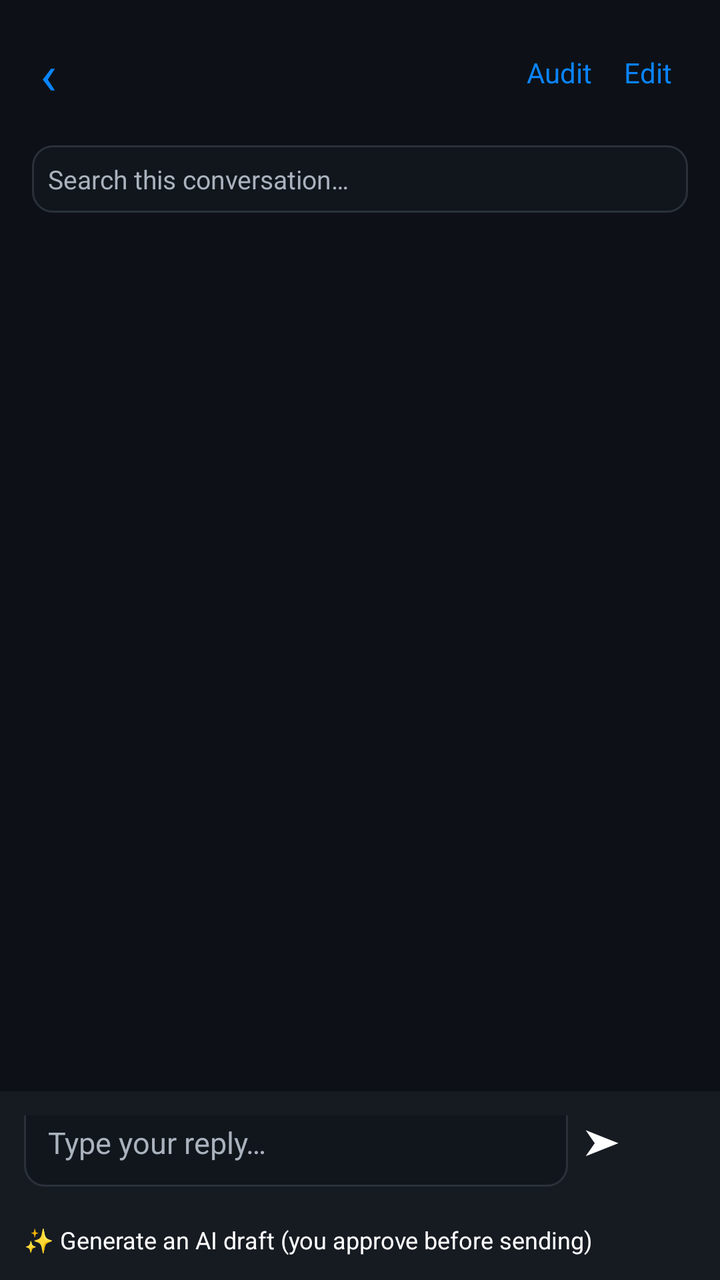
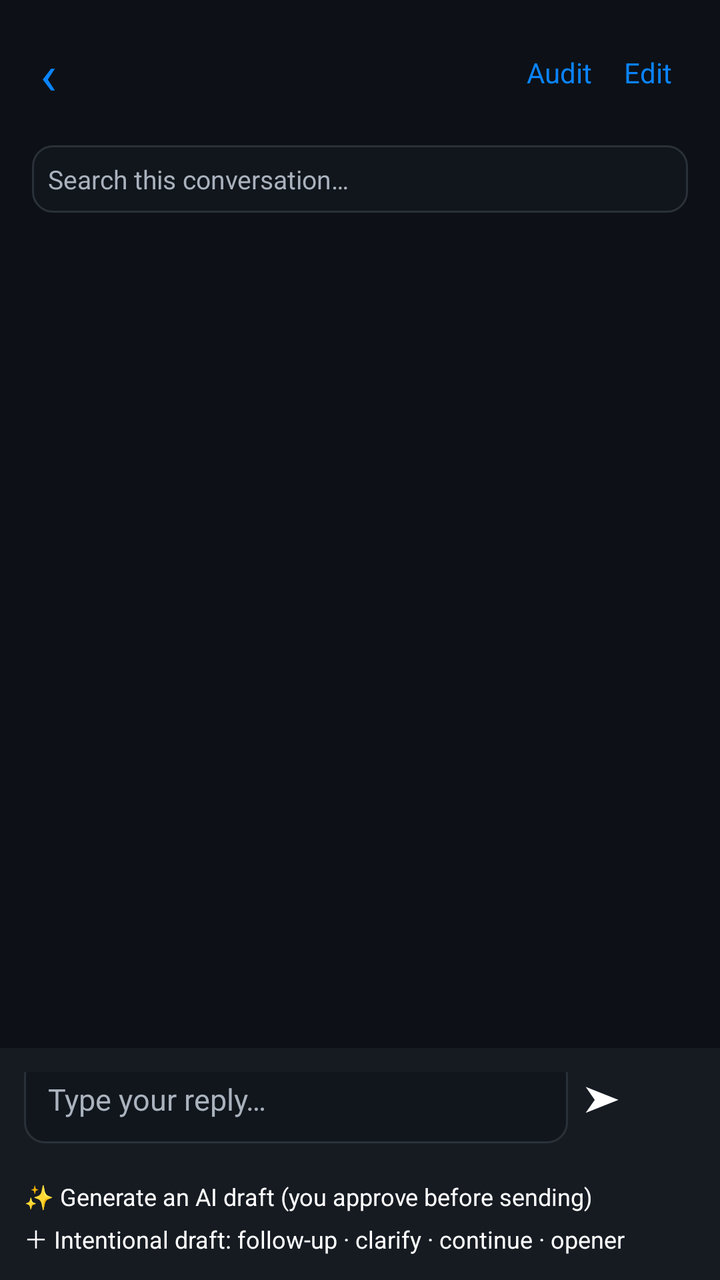

An Android layout rendered at two revisions. The XML below is the earlier revision; the diff shows what the commit changed to produce the second picture.
<!-- AndroidManifest.xml: application theme ReplyMateTheme -->
<!-- res/layout/activity_conversation.xml -->
<?xml version="1.0" encoding="utf-8"?>
<LinearLayout xmlns:android="http://schemas.android.com/apk/res/android"
    android:layout_width="match_parent"
    android:layout_height="match_parent"
    android:orientation="vertical"
    android:background="@color/bg">

    <LinearLayout
        android:layout_width="match_parent"
        android:layout_height="wrap_content"
        android:orientation="horizontal"
        android:gravity="center_vertical"
        android:padding="16dp">

        <TextView
            android:id="@+id/back_btn"
            android:layout_width="wrap_content"
            android:layout_height="wrap_content"
            android:text="‹"
            android:textColor="@color/accent"
            android:textSize="28sp"
            android:paddingRight="12dp"
            android:paddingLeft="4dp" />

        <LinearLayout
            android:layout_width="0dp"
            android:layout_height="wrap_content"
            android:layout_weight="1"
            android:orientation="vertical">

            <TextView
                android:id="@+id/conv_name"
                android:layout_width="wrap_content"
                android:layout_height="wrap_content"
                android:textColor="@color/text_primary"
                android:textSize="18sp"
                android:textStyle="bold" />

            <TextView
                android:id="@+id/conv_rel"
                android:layout_width="wrap_content"
                android:layout_height="wrap_content"
                android:textColor="@color/text_dim"
                android:textSize="12sp" />
        </LinearLayout>

        <TextView
            android:id="@+id/audit_btn"
            android:layout_width="wrap_content"
            android:layout_height="wrap_content"
            android:text="Audit"
            android:textColor="@color/accent"
            android:textSize="14sp"
            android:padding="8dp" />

        <TextView
            android:id="@+id/edit_btn"
            android:layout_width="wrap_content"
            android:layout_height="wrap_content"
            android:text="Edit"
            android:textColor="@color/accent"
            android:textSize="14sp"
            android:padding="8dp" />
    </LinearLayout>

    <EditText
        android:id="@+id/conv_search"
        android:layout_width="match_parent"
        android:layout_height="wrap_content"
        android:layout_marginLeft="16dp"
        android:layout_marginRight="16dp"
        android:layout_marginBottom="6dp"
        android:hint="@string/conv_search_hint"
        android:textColorHint="@color/text_dim"
        android:textColor="@color/text_primary"
        android:textSize="13sp"
        android:background="@drawable/bg_field"
        android:padding="8dp"
        android:singleLine="true"
        android:inputType="text" />

    <ScrollView
        android:id="@+id/conv_scroll"
        android:layout_width="match_parent"
        android:layout_height="0dp"
        android:layout_weight="1"
        android:paddingLeft="16dp"
        android:paddingRight="16dp">

        <LinearLayout
            android:layout_width="match_parent"
            android:layout_height="wrap_content"
            android:orientation="vertical">

            <LinearLayout
                android:id="@+id/msg_list"
                android:layout_width="match_parent"
                android:layout_height="wrap_content"
                android:orientation="vertical" />

            <TextView
                android:id="@+id/drafts_header"
                android:layout_width="match_parent"
                android:layout_height="wrap_content"
                android:layout_marginTop="16dp"
                android:text="AI drafts"
                android:textColor="@color/text_dim"
                android:textSize="13sp"
                android:visibility="gone" />

            <LinearLayout
                android:id="@+id/draft_list"
                android:layout_width="match_parent"
                android:layout_height="wrap_content"
                android:orientation="vertical" />
        </LinearLayout>
    </ScrollView>

    <TextView
        android:id="@+id/gen_status"
        android:layout_width="match_parent"
        android:layout_height="wrap_content"
        android:paddingLeft="16dp"
        android:paddingRight="16dp"
        android:paddingBottom="4dp"
        android:textColor="@color/accent"
        android:textSize="12sp"
        android:visibility="gone" />

    <LinearLayout
        android:layout_width="match_parent"
        android:layout_height="wrap_content"
        android:orientation="vertical"
        android:background="@color/card"
        android:padding="12dp">

        <LinearLayout
            android:layout_width="match_parent"
            android:layout_height="wrap_content"
            android:orientation="horizontal"
            android:gravity="bottom">

            <EditText
                android:id="@+id/msg_input"
                android:layout_width="0dp"
                android:layout_height="wrap_content"
                android:layout_weight="1"
                android:hint="Type your reply…"
                android:textColorHint="@color/text_dim"
                android:textColor="@color/text_primary"
                android:textSize="15sp"
                android:background="@drawable/bg_field"
                android:padding="12dp"
                android:minLines="1"
                android:maxLines="5"
                android:gravity="center_vertical|left"
                android:inputType="textMultiLine|textCapSentences" />

            
            <Button
                android:id="@+id/btn_manual"
                android:layout_width="56dp"
                android:layout_height="48dp"
                android:layout_marginLeft="8dp"
                android:text="➤"
                android:contentDescription="Send"
                android:textSize="18sp" />
        </LinearLayout>

        <Button
            android:id="@+id/btn_gen"
            android:layout_width="match_parent"
            android:layout_height="wrap_content"
            android:layout_marginTop="6dp"
            android:text="✨ Generate an AI draft (you approve before sending)"
            android:textSize="12sp" />
    </LinearLayout>

</LinearLayout>
<!-- resources referenced by this layout -->
<resources>
  <color name="accent">#0A84FF</color>
  <color name="bg">#0D1117</color>
  <color name="card">#161B22</color>
  <color name="text_dim">#AAB2BD</color>
  <color name="text_primary">#FFFFFF</color>
  <!-- drawable bg_field (drawable) -->
  <?xml version="1.0" encoding="utf-8"?>
  <shape xmlns:android="http://schemas.android.com/apk/res/android" android:shape="rectangle">
      <solid android:color="#11161D" />
      <stroke android:width="1dp" android:color="#2A3139" />
      <corners android:radius="10dp" />
  </shape>
  <string name="conv_search_hint">Search this conversation…</string>
  <style name="ReplyMateTheme" parent="android:style/Theme.Material.NoActionBar">
          <item name="android:windowBackground">@color/bg</item>
          <item name="android:colorAccent">@color/accent</item>
          <item name="android:statusBarColor">@color/bg</item>
          <item name="android:navigationBarColor">@color/bg</item>
          <item name="android:textColorPrimary">@color/text_primary</item>
      </style>
</resources>

<!-- the commit's change to res/layout/activity_conversation.xml (unified diff, before → after) -->
@@ -174,6 +174,15 @@
             android:layout_marginTop="6dp"
             android:text="✨ Generate an AI draft (you approve before sending)"
             android:textSize="12sp" />
+
+        
+        <Button
+            android:id="@+id/btn_intent"
+            android:layout_width="match_parent"
+            android:layout_height="wrap_content"
+            android:layout_marginTop="4dp"
+            android:text="＋ Intentional draft: follow-up · clarify · continue · opener"
+            android:textSize="12sp" />
     </LinearLayout>
 
 </LinearLayout>
